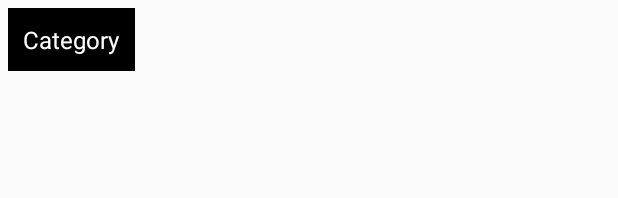
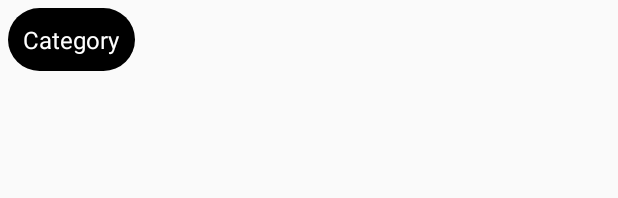
Before and after one commit to Skyrel74/HW4L7, an Android app: the layout category_item.xml on its own in the app's theme, with its tools: preview values and no code run, on a phone screen of 412 x 824 dp. Shown: the top 198 px of the screen. Run offline under Robolectric (Android 15) with nearby library versions, the phone set to English and light mode, and no system bars.

Commit message:
Made better category RV

```diff
--- /dev/null
+++ b/app/src/main/res/drawable/rounded.xml
@@ -0,0 +1,5 @@
+<?xml version="1.0" encoding="utf-8"?>
+<shape xmlns:android="http://schemas.android.com/apk/res/android">
+    <solid android:color="#000" />
+    <corners android:radius="100dp" />
+</shape>
--- a/app/src/main/res/layout/activity_catalog.xml
+++ b/app/src/main/res/layout/activity_catalog.xml
@@ -17,7 +17,7 @@
             android:id="@+id/CatalogHeader"
             android:layout_width="wrap_content"
             android:layout_height="wrap_content"
-            android:layout_marginTop="16dp"
+            android:layout_marginTop="32dp"
             android:text="@string/catalogHeader"
             android:textSize="24sp"
             app:layout_constraintEnd_toEndOf="parent"
@@ -28,7 +28,9 @@
             android:id="@+id/categoryRV"
             android:layout_width="match_parent"
             android:layout_height="wrap_content"
-            app:layout_constraintTop_toBottomOf="@id/CatalogHeader" />
+            android:layout_marginTop="24dp"
+            app:layout_constraintTop_toBottomOf="@id/CatalogHeader"
+            tools:layout_editor_absoluteX="8dp" />
 
         <androidx.recyclerview.widget.RecyclerView
             android:id="@+id/productRv"
--- a/app/src/main/res/layout/category_item.xml
+++ b/app/src/main/res/layout/category_item.xml
@@ -10,10 +10,10 @@
         android:layout_height="wrap_content"
         android:padding="10dp"
         android:layout_margin="5dp"
+        android:background="@drawable/rounded"
         android:text="@string/categoryName"
+        android:textSize="16sp"
         android:textColor="@android:color/white"
-        android:background="@android:color/background_dark"
-        android:textSize="16sp"
         app:layout_constraintBottom_toBottomOf="parent"
         app:layout_constraintLeft_toLeftOf="parent"
         app:layout_constraintRight_toRightOf="parent"
```
